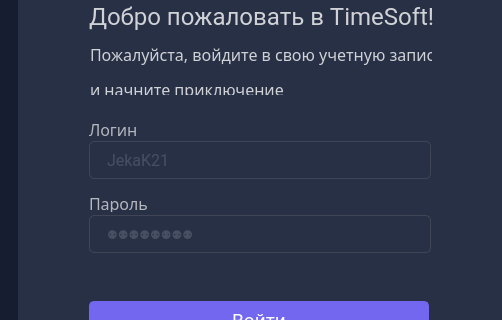
The window that design/login_d.ui (yurii-bel/project_2021) describes before a commit, drawn with Qt 5; both pictures show x 522 to 1024 and y 199 to 519 of the 1024 by 768 pixel window.
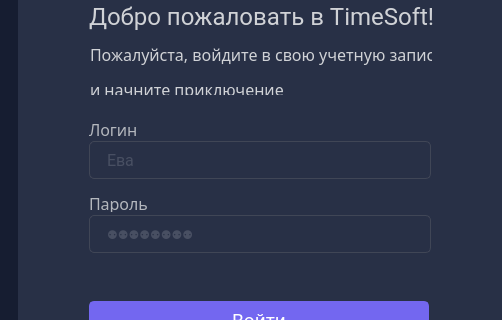
The same window after the commit. Icons and pictures are not drawn.

Patch:
```diff
--- a/design/login_d.ui
+++ b/design/login_d.ui
@@ -314,7 +314,7 @@
      <set>Qt::AlignLeading|Qt::AlignLeft|Qt::AlignVCenter</set>
     </property>
     <property name="placeholderText">
-     <string>JekaK21</string>
+     <string>Ева</string>
     </property>
    </widget>
   </widget>
```
